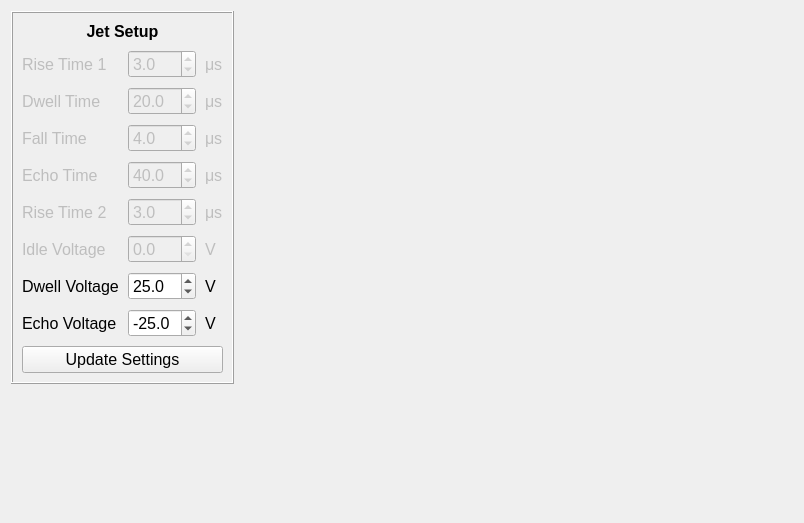
Qt form src/ui/jettingwidget.ui (BYUCreateResearchLab/CREATE_LAB_Binder_Jet_Printer) before a commit.
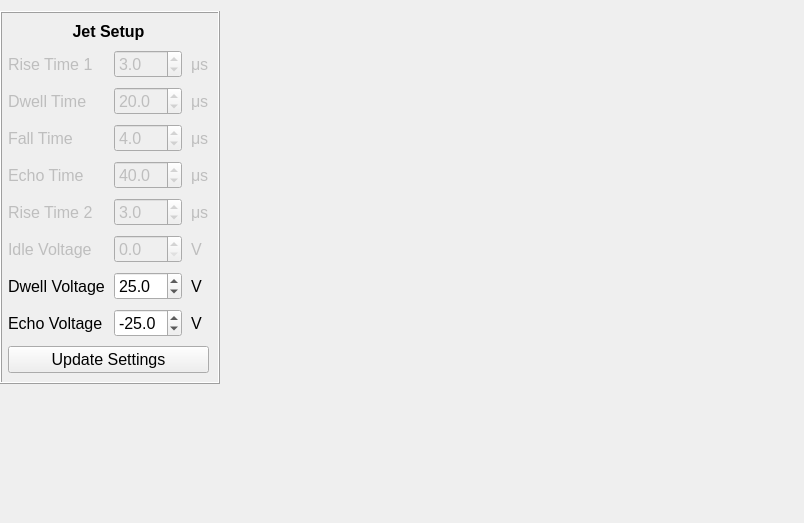
The same form after that commit.

Commit message: merge jetting windows

Diff of the .ui file:
```diff
--- a/src/ui/jettingwidget.ui
+++ b/src/ui/jettingwidget.ui
@@ -19,6 +19,9 @@
    <string>Form</string>
   </property>
   <layout class="QGridLayout" name="gridLayout">
+   <property name="leftMargin">
+    <number>0</number>
+   </property>
    <item row="0" column="0">
     <widget class="QFrame" name="jetSettingsFrame">
      <property name="frameShape">
@@ -28,6 +31,9 @@
       <enum>QFrame::Raised</enum>
      </property>
      <layout class="QGridLayout" name="gridLayout_2">
+      <property name="leftMargin">
+       <number>6</number>
+      </property>
       <property name="spacing">
        <number>9</number>
       </property>
```
The commit also changes 5 other files.
